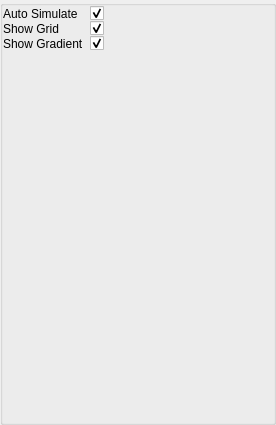
Above: src/view/viewportsettings.ui from Abdul-AZ/mgfield before the change. Below: the same form after it.
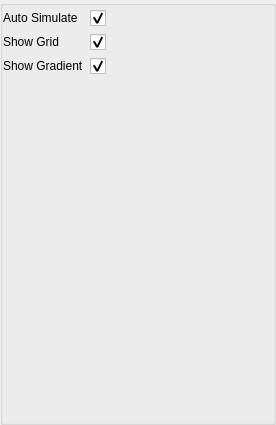
That is the form after the change.

Commit message: Add Foundation Icons 3 font and use it with the new QFontIcon thirdparty code to have icons with some buttons

What changed in the file:
```diff
--- a/src/view/viewportsettings.ui
+++ b/src/view/viewportsettings.ui
@@ -65,9 +65,36 @@
    </item>
    <item row="1" column="1">
     <widget class="QCheckBox" name="AutoSimulateCheckbox">
+     <property name="enabled">
+      <bool>true</bool>
+     </property>
+     <property name="sizePolicy">
+      <sizepolicy hsizetype="Minimum" vsizetype="Minimum">
+       <horstretch>0</horstretch>
+       <verstretch>0</verstretch>
+      </sizepolicy>
+     </property>
+     <property name="minimumSize">
+      <size>
+       <width>24</width>
+       <height>24</height>
+      </size>
+     </property>
+     <property name="styleSheet">
+      <string notr="true">QCheckBox::indicator {
+     width: 16px;
+     height: 16px;
+ }</string>
+     </property>
      <property name="text">
       <string/>
      </property>
+     <property name="iconSize">
+      <size>
+       <width>0</width>
+       <height>0</height>
+      </size>
+     </property>
      <property name="checked">
       <bool>true</bool>
      </property>
@@ -96,8 +123,8 @@
      </property>
      <property name="minimumSize">
       <size>
-       <width>0</width>
-       <height>0</height>
+       <width>24</width>
+       <height>24</height>
       </size>
      </property>
      <property name="baseSize">
@@ -106,6 +133,12 @@
        <height>0</height>
       </size>
      </property>
+     <property name="styleSheet">
+      <string notr="true">QCheckBox::indicator {
+     width: 16px;
+     height: 16px;
+ }</string>
+     </property>
      <property name="text">
       <string/>
      </property>
@@ -132,6 +165,18 @@
    </item>
    <item row="3" column="1">
     <widget class="QCheckBox" name="ShowGradientCheckbox">
+     <property name="minimumSize">
+      <size>
+       <width>24</width>
+       <height>24</height>
+      </size>
+     </property>
+     <property name="styleSheet">
+      <string notr="true">QCheckBox::indicator {
+     width: 16px;
+     height: 16px;
+ }</string>
+     </property>
      <property name="text">
       <string/>
      </property>
```
Left out of the diff: 6 changed lines with no effect on the pictures. The commit also changes 10 other files.
